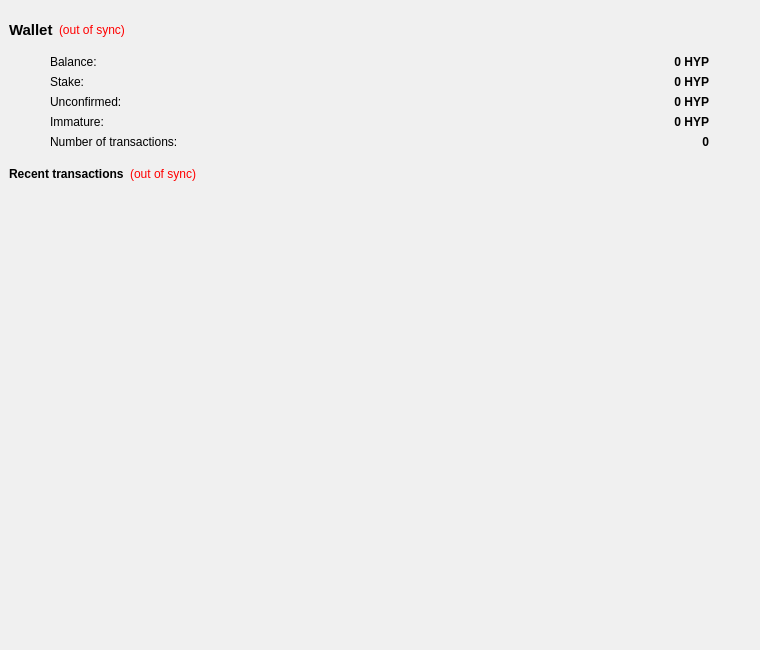
First picture: the form in src/qt/forms/overviewpage.ui, repository scificrypto/HyperStake, before the edit.
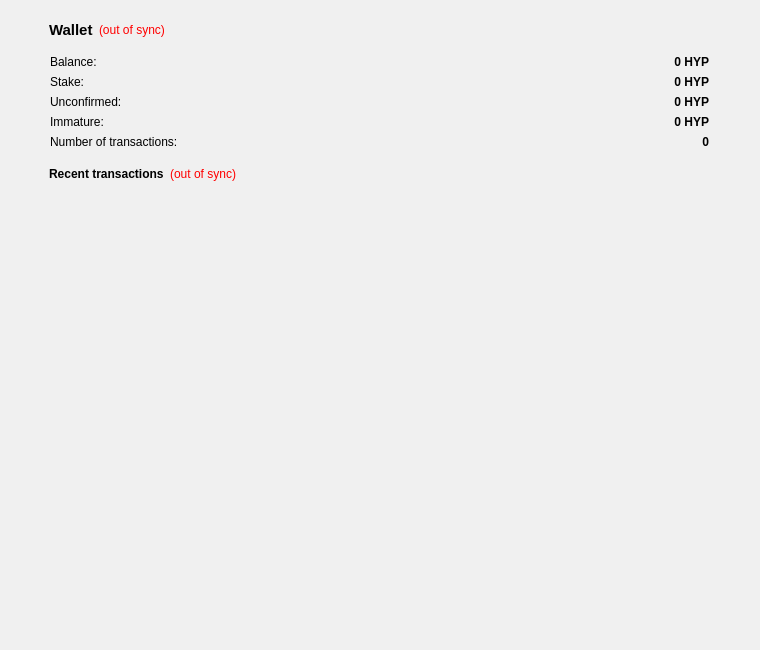
Second picture: the form after the edit.

Commit message: Send / Overview UI fixes

The edit to the form file:
```diff
--- a/src/qt/forms/overviewpage.ui
+++ b/src/qt/forms/overviewpage.ui
@@ -176,7 +176,7 @@
            <item row="0" column="0">
             <layout class="QHBoxLayout" name="horizontalLayout_4">
              <property name="leftMargin">
-              <number>0</number>
+              <number>40</number>
              </property>
              <property name="topMargin">
               <number>0</number>
@@ -435,7 +435,7 @@
         </property>
         <layout class="QVBoxLayout" name="verticalLayout">
          <property name="leftMargin">
-          <number>0</number>
+          <number>40</number>
          </property>
          <property name="rightMargin">
           <number>0</number>
```
The commit also changes 2 other files.
